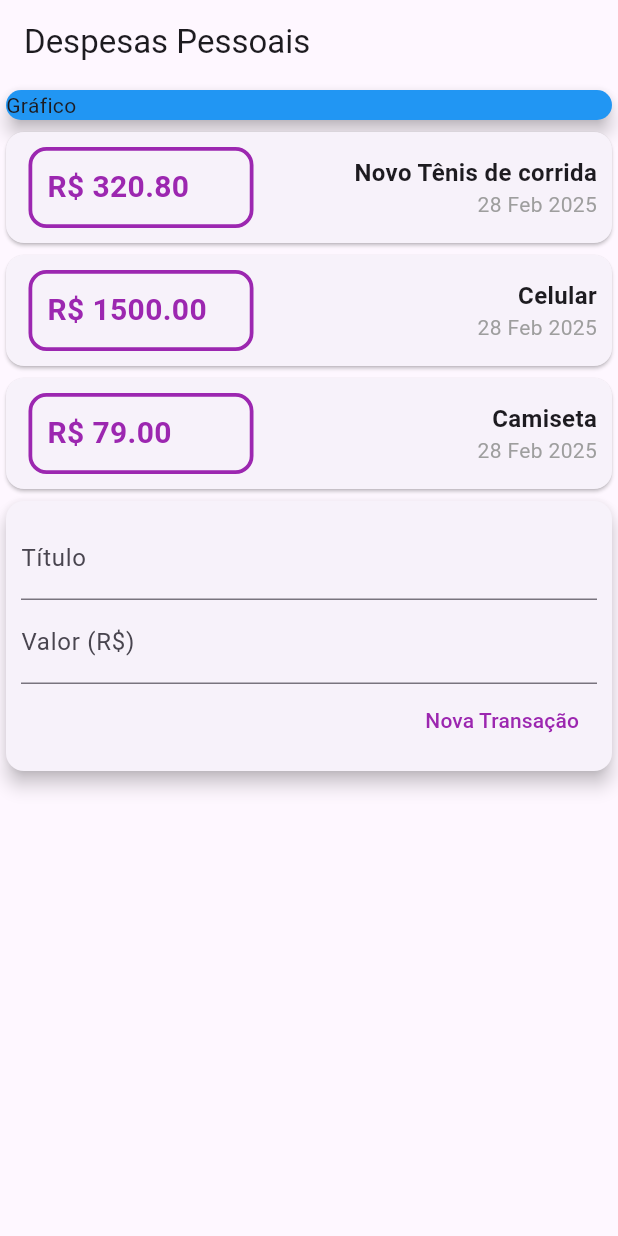
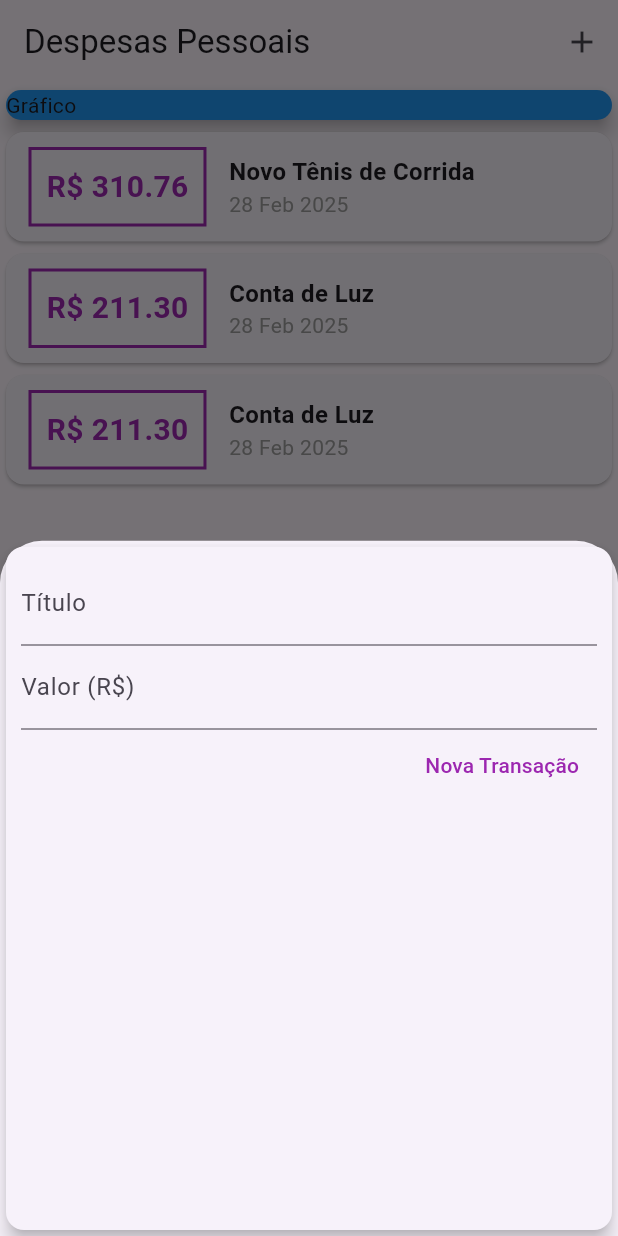
Before and after one commit to GuhStvo/app_gastos, a Flutter app: the screen it shows after launch, after a tap on "Nova Transação", on a phone screen of 412 x 824 dp. Run offline on Flutter 3.47's test engine with Material 3 defaults, Android fonts, the phone set to English and light mode, and no system bars.

Commit message:
28/02 aula

```diff
--- a/lib/components/transaction_form.dart
+++ b/lib/components/transaction_form.dart
@@ -1,9 +1,35 @@
+import 'package:app_gastos/models/transaction.dart';
 import 'package:flutter/material.dart';
 
-class TransactionForm extends StatelessWidget {
-  TransactionForm({Key? key}) : super(key: key);
-  final titleController = TextEditingController();
-  final valueController = TextEditingController();
+  // final titleController = TextEditingController();
+  // final valueController = TextEditingController();
+
+  // Função para submeter o formulário
+class TransactionForm extends StatefulWidget {
+  final void Function(String, double) onSubmit;
+
+  // Construtor
+  const  TransactionForm(this.onSubmit, {Key? key}) : super(key: key);
+
+  @override
+  State <TransactionForm>createState() => _TransactionFormState();
+  }
+
+  class _TransactionFormState extends State<TransactionForm> {
+    final titleController = TextEditingController();
+    final valueController = TextEditingController();
+
+  // Função que será chamada ao submeter o formulário
+  _submitForm() {
+    final title = titleController.text;
+    final value = double.tryParse(valueController.text) ?? 0;
+
+    if (title.isEmpty || value <= 0) {
+      return;
+    }
+
+    Widget.onSubmit(title, value);
+  }
 
   @override
   Widget build(BuildContext context) {
@@ -15,12 +41,17 @@ class TransactionForm extends StatelessWidget {
           children: [
             TextField(
               controller: titleController,
+              onSubmitted: (_) => _submitForm(),
               decoration: const InputDecoration(
                 labelText: 'Título',
               ),
             ),
             TextField(
               controller: valueController,
+              keyboardType: const TextInputType.numberWithOptions(
+                decimal: true,
+              ),
+              onSubmitted: (_) => _submitForm(),
               decoration: const InputDecoration(
                 labelText: 'Valor (R\$)',
               ),
@@ -29,16 +60,13 @@ class TransactionForm extends StatelessWidget {
               mainAxisAlignment: MainAxisAlignment.end,
               children: <Widget>[
                 TextButton(
+                  onPressed: _submitForm,
                   child: const Text(
                     'Nova Transação',
                     style: TextStyle(
                       color: Colors.purple,
                     ),
                   ),
-                  onPressed: () {
-                    print(titleController.text);
-                    print(valueController.text);
-                  },
                 )
               ],
             ),
--- a/lib/components/transaction_list.dart
+++ b/lib/components/transaction_list.dart
@@ -1,3 +1,4 @@
+
 import 'package:app_gastos/models/transaction.dart';
 import 'package:flutter/material.dart';
 import 'package:intl/intl.dart';
@@ -10,23 +11,19 @@ class TransactionList extends StatelessWidget {
   @override
   Widget build(BuildContext context) {
     return Column(
-      // Criou essa lista de croaçaõ e convertel para map e colocou como linha "tr"
       children: transactions.map((tr) {
         return Card(
           child: Row(
-            mainAxisAlignment: MainAxisAlignment.spaceBetween,
             children: [
               Container(
-                width: 150,
                 margin: const EdgeInsets.symmetric(
                   horizontal: 15,
                   vertical: 10,
                 ),
                 decoration: BoxDecoration(
-                  borderRadius: BorderRadius.all(Radius.circular(12)),
                   border: Border.all(
                     color: Colors.purple,
-                    width: 2.5,
+                    width: 2,
                   ),
                 ),
                 padding: const EdgeInsets.all(10),
@@ -39,10 +36,8 @@ class TransactionList extends StatelessWidget {
                   ),
                 ),
               ),
-              Container(
-                margin: EdgeInsets.symmetric(horizontal: 10),
-                child: Column(
-                crossAxisAlignment: CrossAxisAlignment.end,
+              Column(
+                crossAxisAlignment: CrossAxisAlignment.start,
                 children: [
                   Text(
                     tr.title,
@@ -59,8 +54,6 @@ class TransactionList extends StatelessWidget {
                   ),
                 ],
               ),
-              )
-
             ],
           ),
         );
--- a/lib/components/transaction_user.dart
+++ b/lib/components/transaction_user.dart
@@ -1,43 +1,58 @@
+
 import 'package:flutter/material.dart';
-import 'package:app_gastos/models/transaction.dart';
-import 'package:app_gastos/components/transaction_list.dart';
-import 'package:app_gastos/components/transaction_form.dart';
+import 'dart:math';
+import 'transaction_form.dart';
+import 'transaction_list.dart';
+import '../models/transaction.dart';
 
 class TransactionUser extends StatefulWidget {
-  const TransactionUser({super.key});
+  const TransactionUser({Key? key}) : super(key: key);
 
   @override
-  State<TransactionUser> createState() => _TransactionUser();
+  State<TransactionUser> createState() => _TransactionUserState();
 }
 
-class _TransactionUser extends State<TransactionUser> {
-  final _transictions = [
+class _TransactionUserState extends State<TransactionUser> {
+  final _transactions = [
     Transaction(
       id: 't1',
-      title: 'Novo Tênis de corrida',
-      value: 320.80,
+      title: 'Novo Tênis de Corrida',
+      value: 310.76,
       date: DateTime.now(),
     ),
     Transaction(
       id: 't2',
-      title: 'Celular',
-      value: 1500,
+      title: 'Conta de Luz',
+      value: 211.30,
       date: DateTime.now(),
     ),
     Transaction(
-      id: 't3',
-      title: 'Camiseta',
-      value: 79,
+      id: 't2',
+      title: 'Conta de Luz',
+      value: 211.30,
       date: DateTime.now(),
     ),
   ];
+
+  _addTransaction(String title, double value) {
+    final newTransaction = Transaction(
+      id: Random().nextDouble().toString(),
+      title: title,
+      value: value,
+      date: DateTime.now(),
+    );
+
+    setState(() {
+      _transactions.add(newTransaction);
+    });
+  }
 
   @override
   Widget build(BuildContext context) {
     return Column(
       children: [
-        TransactionList(_transictions),
-        TransactionForm(),
+        TransactionList(_transactions),
+        // TransactionForm(_addTransaction),
       ],
     );
   }
--- a/lib/main.dart
+++ b/lib/main.dart
@@ -1,3 +1,7 @@
+import 'dart:math';
+
+import 'package:app_gastos/components/transaction_form.dart';
+import 'package:app_gastos/models/transaction.dart';
 import 'package:flutter/material.dart';
 import 'components/transaction_user.dart';
 
@@ -7,38 +11,88 @@ class ExpensesApp extends StatelessWidget {
   const ExpensesApp({Key? key}) : super(key: key);
   @override
   Widget build(BuildContext context) {
-    // Start principal do meu app
-    // O MaterialApp é a biblioteca básica do flutter
     return const MaterialApp(
       home: MyHomePage(),
       debugShowCheckedModeBanner: false,
-      );
+    );
   }
 }
 
-class MyHomePage extends StatelessWidget {
-  const MyHomePage({Key? key}) : super(key: key);
+class MyHomePage extends StatefulWidget {
+  const MyHomePage({super.key});
+
+  @override
+  State<MyHomePage> createState() => _MyHomePageState();
+}
+
+class _MyHomePageState extends State<MyHomePage> {
+  final _transactions = [
+    Transaction(
+      id: 't1',
+      title: 'Novo Tênis de Corrida',
+      value: 310.76,
+      date: DateTime.now(),
+    ),
+    Transaction(
+      id: 't2',
+      title: 'Conta de Luz',
+      value: 211.30,
+      date: DateTime.now(),
+    ),
+  ];
+
+  _addTransaction(String title, double value) {
+    final newTransaction = Transaction(
+      id: Random().nextDouble().toString(),
+      title: title,
+      value: value,
+      date: DateTime.now(),
+    );
+
+    setState(() {
+      _transactions.add(newTransaction);
+    });
+  }
+  // Função construtura
+  _openTransactionFormModal(BuildContext context){
+    showModalBottomSheet(
+      context: context,
+      builder: (_) {
+        return TransactionForm(_addTransaction);
+      },
+    );
+  }
+
 
   @override
   Widget build(BuildContext context) {
     return Scaffold(
       appBar: AppBar(
         title: const Text('Despesas Pessoais'),
+        actions: [IconButton(
+          onPressed: () => _openTransactionFormModal(context),
+           icon: Icon(Icons.add)
+           )],
       ),
       body: Column(
-        // Alinhamento horizontal do elemento
         crossAxisAlignment: CrossAxisAlignment.stretch,
         children: const [
           SizedBox(
             child: Card(
               color: Colors.blue,
-              elevation: 5, // Serve para usar sombra, é um método mais simples do que usar o box shadow realmente.
+              elevation: 5,
               child: Text('Gráfico'),
             ),
           ),
           TransactionUser(),
         ],
       ),
+      floatingActionButton: FloatingActionButton.extended(
+        onPressed: () => _openTransactionFormModal(context),
+        label: Text('Nova Transação'),
+        icon: Icon(Icons.add),
+      ),
+      floatingActionButtonLocation: FloatingActionButtonLocation.centerFloat,
     );
   }
 }
```
